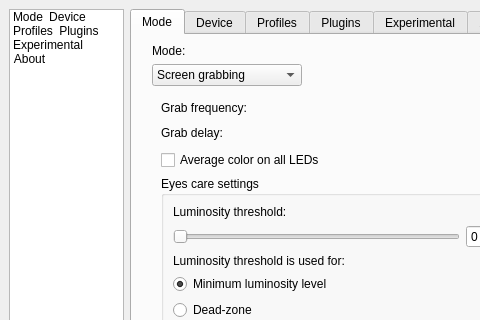
Atarity/Lightpack, file Software/src/SettingsWindow.ui: the form before one commit; both pictures show x 0 to 480 and y 0 to 320 of the 608 by 599 pixel window.
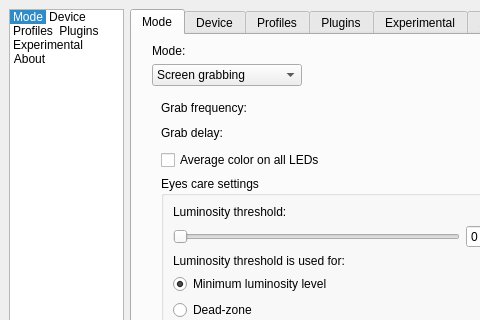
The form after the commit. The open tabs and pages were chosen to show the change. Icons and pictures are not drawn. Custom widgets are drawn as their Qt base class.

Commit message: tooltips, help and other minor UI changes

What changed in the file:
```diff
--- a/Software/src/SettingsWindow.ui
+++ b/Software/src/SettingsWindow.ui
@@ -120,6 +120,9 @@
       <property name="selectionRectVisible">
        <bool>true</bool>
       </property>
+      <property name="currentRow">
+       <number>0</number>
+      </property>
       <item>
        <property name="text">
         <string>Mode</string>
```
Left out of the diff: 17 changed lines with no effect on the pictures. The commit also changes 4 other files.
